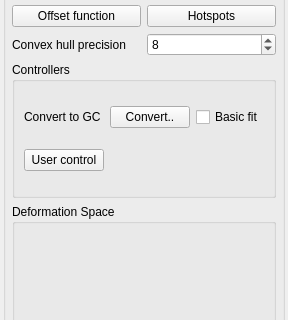
This is Stacker/StackerWidget.ui in HonghuaLi/stacker as Qt 5 draws it before an edit; both pictures show x 0 to 288 and y 81 to 401 of the 288 by 574 pixel window. The edited form follows.
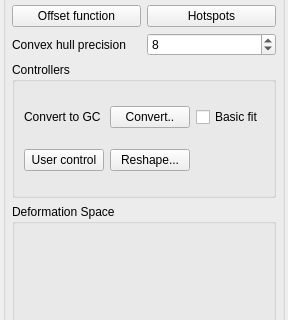
This is the edited form.

What changed in the file:
```diff
--- a/Stacker/StackerWidget.ui
+++ b/Stacker/StackerWidget.ui
@@ -6,7 +6,7 @@
    <rect>
     <x>0</x>
     <y>0</y>
-    <width>256</width>
+    <width>262</width>
     <height>574</height>
    </rect>
   </property>
@@ -151,6 +151,13 @@
            </property>
           </widget>
          </item>
+         <item row="1" column="2">
+          <widget class="QPushButton" name="reshapePrimitiveButton">
+           <property name="text">
+            <string>Reshape...</string>
+           </property>
+          </widget>
+         </item>
         </layout>
        </widget>
       </item>
```
